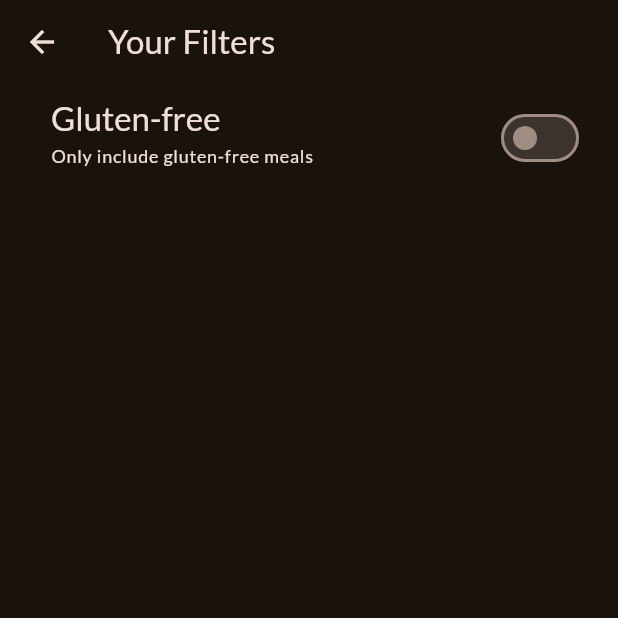
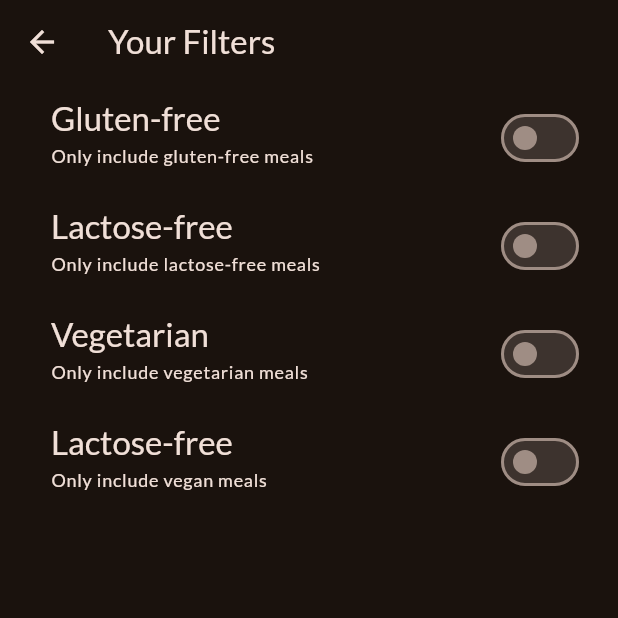
Before and after one commit to David007M/MealsApp_Flutter, a Flutter app: the FiltersScreen screen opened directly, on a phone screen of 412 x 824 dp, the top half of it. Run offline on Flutter 3.47's test engine with Material 2 defaults, Android fonts, the phone set to English and light mode, and no system bars; our stand-ins replace google_fonts, transparent_image.

Commit message:
filters added

```diff
--- a/lib/screens/categories.dart
+++ b/lib/screens/categories.dart
@@ -9,9 +9,11 @@ class CategoriesScreen extends StatelessWidget {
   const CategoriesScreen({
     super.key,
     required this.onToggleFavorite,
+    required this.availableMeals,
   });
 
   final void Function(Meal meal) onToggleFavorite;
+  final List<Meal> availableMeals;
 
   void _selectCategory(BuildContext context, Category category) {
     final filteredMeals = dummyMeals
--- a/lib/screens/filters.dart
+++ b/lib/screens/filters.dart
@@ -1,6 +1,13 @@
 import 'package:flutter/material.dart';
 // import 'package:meals/screens/tabs.dart';
 // import 'package:meals/widgets/main_drawer.dart';
+
+enum Filter {
+  glutenFree,
+  lactoseFree,
+  vegetarian,
+  vegan,
+}
 
 class FiltersScreen extends StatefulWidget {
   const FiltersScreen({super.key});
@@ -13,6 +20,9 @@ class FiltersScreen extends StatefulWidget {
 
 class _FiltersScreenState extends State<FiltersScreen> {
   var _glutenFreeFilterSet = false;
+  var _lactoseFreeFilterSet = false;
+  var _vegetarianFilterSet = false;
+  var _veganFilterSet = false;
 
   @override
   Widget build(BuildContext context) {
@@ -32,7 +42,17 @@ class _FiltersScreenState extends State<FiltersScreen> {
       //     }
       //   },
       // ),
-      body: Column(
+      body: WillPopScope(
+        onWillPop: () async {
+          Navigator.of(context).pop({
+            Filter.glutenFree: _glutenFreeFilterSet,
+            Filter.lactoseFree: _lactoseFreeFilterSet,
+            Filter.vegetarian: _veganFilterSet,
+            Filter.vegan: _veganFilterSet,
+          });
+          return false;
+        },
+        child: Column(
           children: [
             SwitchListTile(
               value: _glutenFreeFilterSet,
@@ -56,7 +76,74 @@ class _FiltersScreenState extends State<FiltersScreen> {
               activeColor: Theme.of(context).colorScheme.tertiary,
               contentPadding: const EdgeInsets.only(left: 34, right: 22),
             ),
+            SwitchListTile(
+              value: _lactoseFreeFilterSet,
+              onChanged: (isChecked) {
+                setState(() {
+                  _lactoseFreeFilterSet = isChecked;
+                });
+              },
+              title: Text(
+                'Lactose-free',
+                style: Theme.of(context).textTheme.titleLarge!.copyWith(
+                      color: Theme.of(context).colorScheme.onBackground,
+                    ),
+              ),
+              subtitle: Text(
+                'Only include lactose-free meals',
+                style: Theme.of(context).textTheme.labelMedium!.copyWith(
+                      color: Theme.of(context).colorScheme.onBackground,
+                    ),
+              ),
+              activeColor: Theme.of(context).colorScheme.tertiary,
+              contentPadding: const EdgeInsets.only(left: 34, right: 22),
+            ),
+            SwitchListTile(
+              value: _vegetarianFilterSet,
+              onChanged: (isChecked) {
+                setState(() {
+                  _vegetarianFilterSet = isChecked;
+                });
+              },
+              title: Text(
+                'Vegetarian',
+                style: Theme.of(context).textTheme.titleLarge!.copyWith(
+                      color: Theme.of(context).colorScheme.onBackground,
+                    ),
+              ),
+              subtitle: Text(
+                'Only include vegetarian meals',
+                style: Theme.of(context).textTheme.labelMedium!.copyWith(
+                      color: Theme.of(context).colorScheme.onBackground,
+                    ),
+              ),
+              activeColor: Theme.of(context).colorScheme.tertiary,
+              contentPadding: const EdgeInsets.only(left: 34, right: 22),
+            ),
+            SwitchListTile(
+              value: _veganFilterSet,
+              onChanged: (isChecked) {
+                setState(() {
+                  _veganFilterSet = isChecked;
+                });
+              },
+              title: Text(
+                'Lactose-free',
+                style: Theme.of(context).textTheme.titleLarge!.copyWith(
+                      color: Theme.of(context).colorScheme.onBackground,
+                    ),
+              ),
+              subtitle: Text(
+                'Only include vegan meals',
+                style: Theme.of(context).textTheme.labelMedium!.copyWith(
+                      color: Theme.of(context).colorScheme.onBackground,
+                    ),
+              ),
+              activeColor: Theme.of(context).colorScheme.tertiary,
+              contentPadding: const EdgeInsets.only(left: 34, right: 22),
+            ),
           ],
+        ),
       ),
     );
   }
```
Also changed, not shown: lib/screens/tabs.dart (+31 -2 lines). Lines whose indentation alone changed are shown as unchanged.
